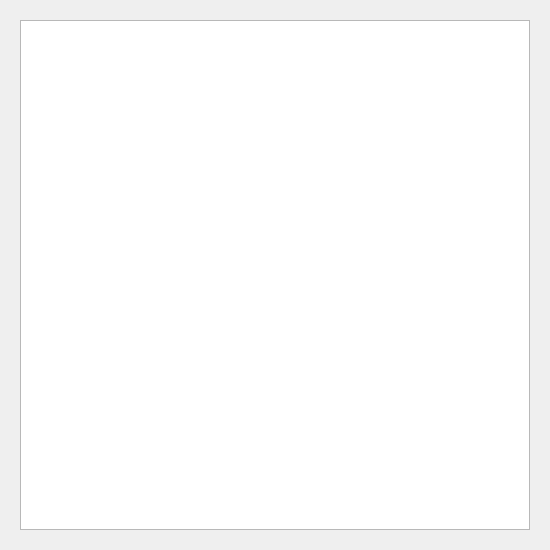
fupbot/ROSActiveExplorationCMP545, file include/ros_mapping_gui/ros_mapping_gui.ui: the form before one commit.
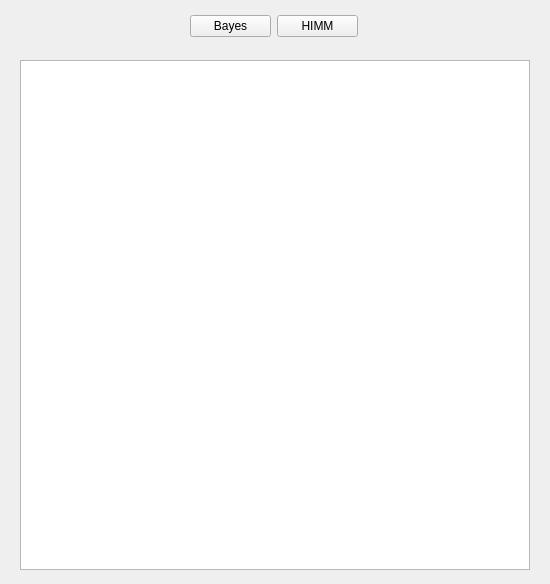
The form after the commit.

Commit message: v1.3 - Partially working BAYES and HIMM methods

Diff of the .ui file:
```diff
--- a/include/ros_mapping_gui/ros_mapping_gui.ui
+++ b/include/ros_mapping_gui/ros_mapping_gui.ui
@@ -7,7 +7,7 @@
     <x>0</x>
     <y>0</y>
     <width>550</width>
-    <height>550</height>
+    <height>584</height>
    </rect>
   </property>
   <property name="minimumSize">
@@ -26,7 +26,7 @@
    <property name="geometry">
     <rect>
      <x>20</x>
-     <y>20</y>
+     <y>60</y>
      <width>510</width>
      <height>510</height>
     </rect>
@@ -38,6 +38,44 @@
     </size>
    </property>
   </widget>
+  <widget class="QWidget" name="layoutWidget">
+   <property name="geometry">
+    <rect>
+     <x>190</x>
+     <y>10</y>
+     <width>168</width>
+     <height>32</height>
+    </rect>
+   </property>
+   <layout class="QHBoxLayout" name="horizontalLayout">
+    <item>
+     <widget class="QPushButton" name="pbtn_BAYES">
+      <property name="text">
+       <string>Bayes</string>
+      </property>
+      <property name="checkable">
+       <bool>true</bool>
+      </property>
+      <property name="checked">
+       <bool>false</bool>
+      </property>
+     </widget>
+    </item>
+    <item>
+     <widget class="QPushButton" name="pbtn_HIMM">
+      <property name="text">
+       <string>HIMM</string>
+      </property>
+      <property name="checkable">
+       <bool>true</bool>
+      </property>
+      <property name="flat">
+       <bool>false</bool>
+      </property>
+     </widget>
+    </item>
+   </layout>
+  </widget>
  </widget>
  <resources/>
  <connections/>
```
The commit also changes 2 other files.
